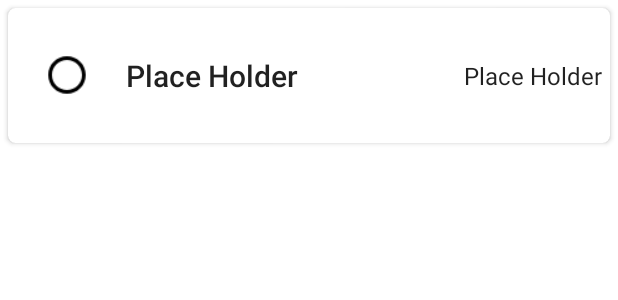
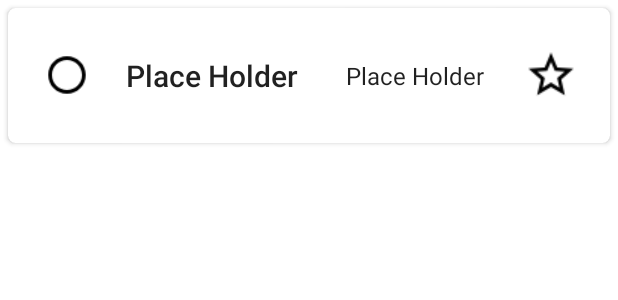
Before and after one commit to Rikucode/NoteApp, an Android app: the layout task_item_cell.xml on its own in the app's theme, with its tools: preview values and no code run, on a phone screen of 412 x 824 dp. Shown: the top 300 px of the screen. Run offline under Robolectric (Android 15) with nearby library versions, the phone set to English and light mode, and no system bars.

Commit message:
i needed this.

```diff
--- a/app/src/main/java/com/rikugou/noteapp/MainActivity.kt
+++ b/app/src/main/java/com/rikugou/noteapp/MainActivity.kt
@@ -27,7 +27,7 @@ class MainActivity : AppCompatActivity() {
         taskViewModel.taskItems.observe(this) {
             binding.tasksListRecyclerView.apply {
                 layoutManager = LinearLayoutManager(applicationContext)
-                adapter = TaskItemAdapter(it)
+                adapter = TaskItemAdapter(it!!)
             }
         }
     }
--- a/app/src/main/java/com/rikugou/noteapp/TaskItemAdapter.kt
+++ b/app/src/main/java/com/rikugou/noteapp/TaskItemAdapter.kt
@@ -15,7 +15,7 @@ class TaskItemAdapter(
     }
 
     override fun onBindViewHolder(holder: TaskItemViewHolder, position: Int) {
-        TODO("Not yet implemented")
+        holder.bindTaskItem(taskItems[position])
     }
 
     override fun getItemCount(): Int = taskItems.size
--- a/app/src/main/java/com/rikugou/noteapp/TaskItemViewHolder.kt
+++ b/app/src/main/java/com/rikugou/noteapp/TaskItemViewHolder.kt
@@ -8,4 +8,7 @@ class TaskItemViewHolder(
     private val context: Context,
     private val binding: TaskItemCellBinding
 ): RecyclerView.ViewHolder(binding.root) {
+    fun bindTaskItem(taskItem: TaskItem) {
+        binding.name.text = taskItem.name
+    }
 }
--- a/app/src/main/res/layout/task_item_cell.xml
+++ b/app/src/main/res/layout/task_item_cell.xml
@@ -26,24 +26,34 @@
             android:backgroundTint="@android:color/transparent"/>
 
         <TextView
+            android:id="@+id/name"
+            style="@style/TextAppearance.AppCompat.Title"
             android:layout_width="0dp"
             android:layout_height="wrap_content"
-            android:id="@+id/name"
             android:layout_gravity="center"
             android:layout_weight="1"
-            style="@style/TextAppearance.AppCompat.Title"
-            android:text="@string/place_holder"
-            />
+            android:text="@string/place_holder" />
 
         <TextView
-            android:layout_marginHorizontal="5dp"
+            android:id="@+id/dueTime"
+            style="@style/TextAppearance.AppCompat.SearchResult.Subtitle"
             android:layout_width="wrap_content"
             android:layout_height="wrap_content"
             android:layout_gravity="center"
-            android:id="@+id/dueTime"
-            style="@style/TextAppearance.AppCompat.SearchResult.Subtitle"
-            android:text="@string/place_holder"
-            />
+            android:layout_marginHorizontal="5dp"
+            android:text="@string/place_holder" />
+
+        <ImageButton
+            android:layout_width="wrap_content"
+            android:layout_height="wrap_content"
+            android:layout_gravity="center"
+            android:scaleX="1.5"
+            android:scaleY="1.5"
+            android:contentDescription="@string/add_to_favourite"
+            android:id="@+id/favouriteButton"
+            android:layout_marginHorizontal="15dp"
+            android:src="@drawable/ic_baseline_star_outline_24"
+            android:backgroundTint="@android:color/transparent"/>
     </LinearLayout>
 
 </androidx.cardview.widget.CardView>
--- a/app/src/main/res/values/strings.xml
+++ b/app/src/main/res/values/strings.xml
@@ -4,4 +4,5 @@
     <string name="hello_blank_fragment">Hello blank fragment</string>
     <string name="place_holder">Place Holder</string>
     <string name="checkbox">CheckBox</string>
+    <string name="add_to_favourite">Add to favourite</string>
 </resources>
```
